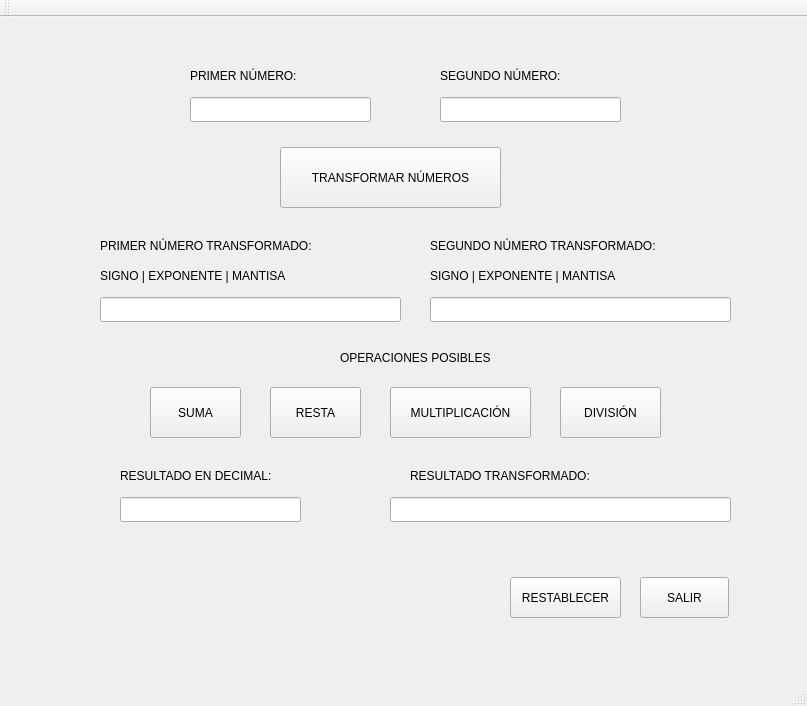
First picture: the form in ALUComaFlotante/mainwindow.ui, repository delSerSergio/ALUComaFlotante, before the edit.
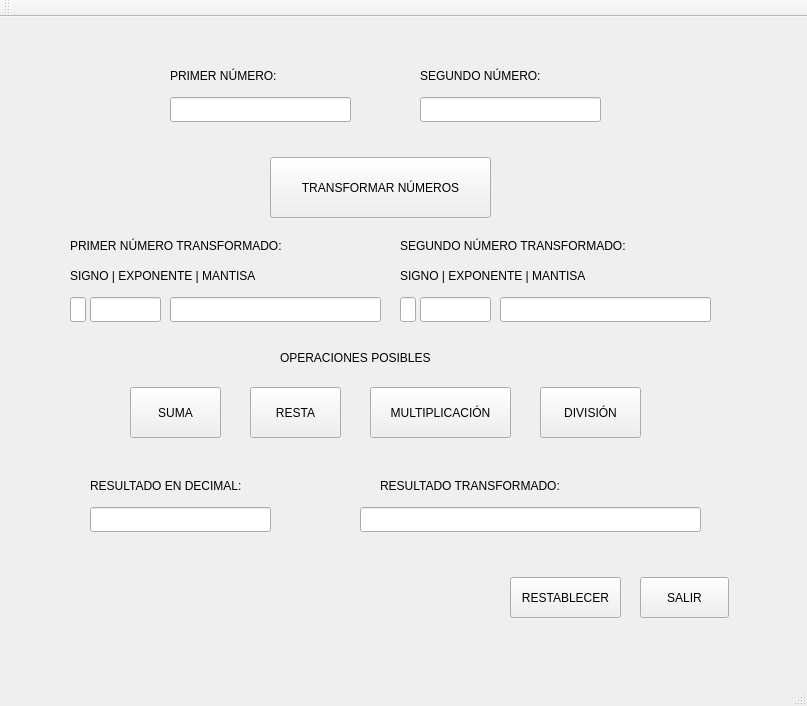
Second picture: the form after the edit.

Patch:
```diff
--- a/ALUComaFlotante/mainwindow.ui
+++ b/ALUComaFlotante/mainwindow.ui
@@ -17,7 +17,7 @@
    <widget class="QLabel" name="label">
     <property name="geometry">
      <rect>
-      <x>190</x>
+      <x>170</x>
       <y>50</y>
       <width>191</width>
       <height>17</height>
@@ -30,7 +30,7 @@
    <widget class="QLabel" name="label_2">
     <property name="geometry">
      <rect>
-      <x>440</x>
+      <x>420</x>
       <y>50</y>
       <width>211</width>
       <height>17</height>
@@ -43,7 +43,7 @@
    <widget class="QLineEdit" name="lineEdit">
     <property name="geometry">
      <rect>
-      <x>190</x>
+      <x>170</x>
       <y>80</y>
       <width>181</width>
       <height>25</height>
@@ -53,7 +53,7 @@
    <widget class="QLineEdit" name="lineEdit_2">
     <property name="geometry">
      <rect>
-      <x>440</x>
+      <x>420</x>
       <y>80</y>
       <width>181</width>
       <height>25</height>
@@ -63,7 +63,7 @@
    <widget class="QLabel" name="label_3">
     <property name="geometry">
      <rect>
-      <x>100</x>
+      <x>70</x>
       <y>220</y>
       <width>261</width>
       <height>17</height>
@@ -76,7 +76,7 @@
    <widget class="QLabel" name="label_4">
     <property name="geometry">
      <rect>
-      <x>430</x>
+      <x>400</x>
       <y>220</y>
       <width>281</width>
       <height>17</height>
@@ -89,9 +89,9 @@
    <widget class="QLineEdit" name="lineEdit_3">
     <property name="geometry">
      <rect>
-      <x>100</x>
+      <x>70</x>
       <y>280</y>
-      <width>301</width>
+      <width>16</width>
       <height>25</height>
      </rect>
     </property>
@@ -99,9 +99,9 @@
    <widget class="QLineEdit" name="lineEdit_4">
     <property name="geometry">
      <rect>
-      <x>430</x>
+      <x>400</x>
       <y>280</y>
-      <width>301</width>
+      <width>16</width>
       <height>25</height>
      </rect>
     </property>
@@ -109,7 +109,7 @@
    <widget class="QLabel" name="label_5">
     <property name="geometry">
      <rect>
-      <x>340</x>
+      <x>280</x>
       <y>320</y>
       <width>211</width>
       <height>41</height>
@@ -122,7 +122,7 @@
    <widget class="QPushButton" name="botonSuma">
     <property name="geometry">
      <rect>
-      <x>150</x>
+      <x>130</x>
       <y>370</y>
       <width>91</width>
       <height>51</height>
@@ -135,7 +135,7 @@
    <widget class="QPushButton" name="botonResta">
     <property name="geometry">
      <rect>
-      <x>270</x>
+      <x>250</x>
       <y>370</y>
       <width>91</width>
       <height>51</height>
@@ -148,7 +148,7 @@
    <widget class="QPushButton" name="botonProducto">
     <property name="geometry">
      <rect>
-      <x>390</x>
+      <x>370</x>
       <y>370</y>
       <width>141</width>
       <height>51</height>
@@ -161,7 +161,7 @@
    <widget class="QPushButton" name="botonDivision">
     <property name="geometry">
      <rect>
-      <x>560</x>
+      <x>540</x>
       <y>370</y>
       <width>101</width>
       <height>51</height>
@@ -174,8 +174,8 @@
    <widget class="QLabel" name="label_6">
     <property name="geometry">
      <rect>
-      <x>120</x>
-      <y>450</y>
+      <x>90</x>
+      <y>460</y>
       <width>191</width>
       <height>17</height>
      </rect>
@@ -187,8 +187,8 @@
    <widget class="QLabel" name="label_7">
     <property name="geometry">
      <rect>
-      <x>410</x>
-      <y>450</y>
+      <x>380</x>
+      <y>460</y>
       <width>221</width>
       <height>17</height>
      </rect>
@@ -200,8 +200,8 @@
    <widget class="QLineEdit" name="lineEdit_6">
     <property name="geometry">
      <rect>
-      <x>390</x>
-      <y>480</y>
+      <x>360</x>
+      <y>490</y>
       <width>341</width>
       <height>25</height>
      </rect>
@@ -210,8 +210,8 @@
    <widget class="QPushButton" name="transformarNumeros">
     <property name="geometry">
      <rect>
-      <x>280</x>
-      <y>130</y>
+      <x>270</x>
+      <y>140</y>
       <width>221</width>
       <height>61</height>
      </rect>
@@ -223,7 +223,7 @@
    <widget class="QLabel" name="label_8">
     <property name="geometry">
      <rect>
-      <x>100</x>
+      <x>70</x>
       <y>250</y>
       <width>231</width>
       <height>17</height>
@@ -236,7 +236,7 @@
    <widget class="QLabel" name="label_9">
     <property name="geometry">
      <rect>
-      <x>430</x>
+      <x>400</x>
       <y>250</y>
       <width>231</width>
       <height>17</height>
@@ -249,8 +249,8 @@
    <widget class="QLineEdit" name="lineEdit_7">
     <property name="geometry">
      <rect>
-      <x>120</x>
-      <y>480</y>
+      <x>90</x>
+      <y>490</y>
       <width>181</width>
       <height>25</height>
      </rect>
@@ -282,6 +282,46 @@
      <string>SALIR</string>
     </property>
    </widget>
+   <widget class="QLineEdit" name="lineEdit_5">
+    <property name="geometry">
+     <rect>
+      <x>90</x>
+      <y>280</y>
+      <width>71</width>
+      <height>25</height>
+     </rect>
+    </property>
+   </widget>
+   <widget class="QLineEdit" name="lineEdit_8">
+    <property name="geometry">
+     <rect>
+      <x>170</x>
+      <y>280</y>
+      <width>211</width>
+      <height>25</height>
+     </rect>
+    </property>
+   </widget>
+   <widget class="QLineEdit" name="lineEdit_9">
+    <property name="geometry">
+     <rect>
+      <x>420</x>
+      <y>280</y>
+      <width>71</width>
+      <height>25</height>
+     </rect>
+    </property>
+   </widget>
+   <widget class="QLineEdit" name="lineEdit_10">
+    <property name="geometry">
+     <rect>
+      <x>500</x>
+      <y>280</y>
+      <width>211</width>
+      <height>25</height>
+     </rect>
+    </property>
+   </widget>
   </widget>
   <widget class="QMenuBar" name="menuBar">
    <property name="geometry">
```
